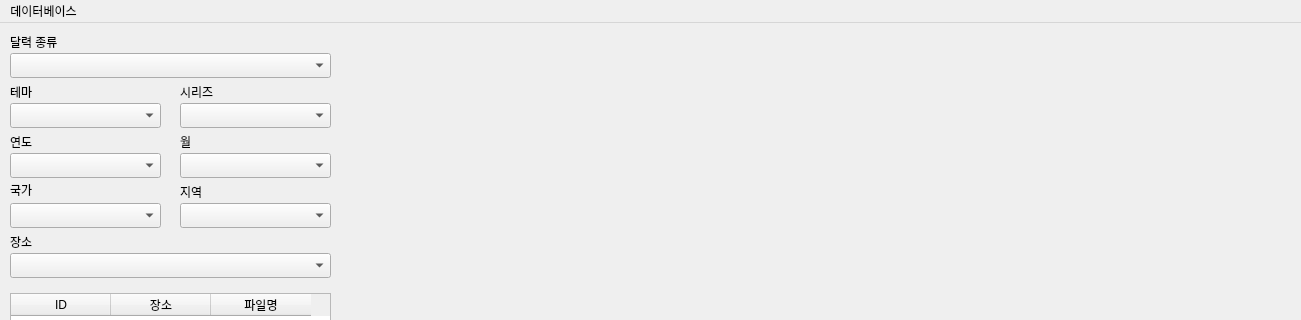
Old version of the form main.ui in the repository wereno4/churchalbum; both pictures show x 0 to 1301 and y 0 to 320 of the 1301 by 902 pixel window.
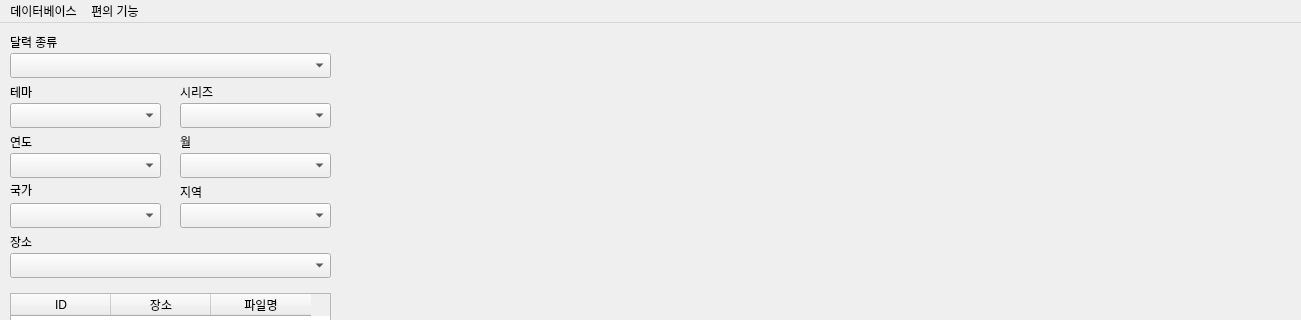
New version of the form.

Commit message: 편의기능 추가

```diff
--- a/main.ui
+++ b/main.ui
@@ -296,7 +296,15 @@
     <addaction name="addmenu"/>
     <addaction name="modify"/>
    </widget>
+   <widget class="QMenu" name="menu2">
+    <property name="title">
+     <string>편의 기능</string>
+    </property>
+    <addaction name="strip"/>
+    <addaction name="fileDelete"/>
+   </widget>
    <addaction name="menu"/>
+   <addaction name="menu2"/>
   </widget>
   <widget class="QStatusBar" name="statusbar"/>
   <action name="add">
```
Left out of the diff: 10 changed lines with no effect on the pictures. The commit also changes 5 other files.
